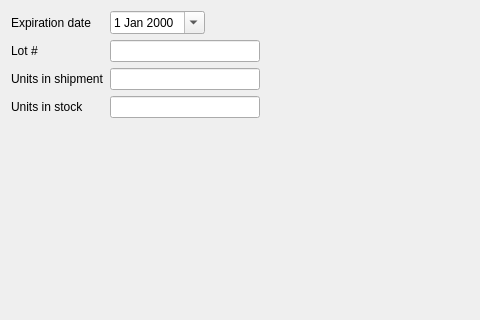
Above: mtrack/asw_page00.ui from kyledevans/Medicine-Track before the change; both pictures show x 0 to 480 and y 0 to 320 of the 675 by 489 pixel window. Below: the same form after it.
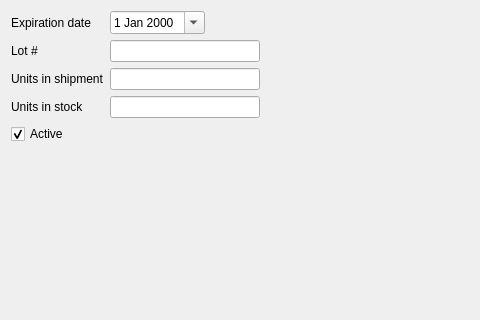
That is the form after the change.

Commit message: Fixed a bug with inventory. 	modified:   mtrack/alterprescriptionwizard.cpp 	modified:   mtrack/altershipmentwizard.cpp 	modified:   mtrack/apw_page01.ui 	modified:   mtrack/asw_page00.cpp 	modified:   mtrack/asw_page00.ui 	modified:   mtrack/inventoryframe.cpp 	modified:   mtrack/inventoryframe.ui 	modified:   mtrack/shipmentrecord.cpp

Patch:
```diff
--- a/mtrack/asw_page00.ui
+++ b/mtrack/asw_page00.ui
@@ -165,6 +165,16 @@
      </item>
     </layout>
    </item>
+   <item row="4" column="0">
+    <widget class="QCheckBox" name="activeField">
+     <property name="text">
+      <string>Active</string>
+     </property>
+     <property name="checked">
+      <bool>true</bool>
+     </property>
+    </widget>
+   </item>
   </layout>
  </widget>
  <resources/>
```
The commit also changes 7 other files.
